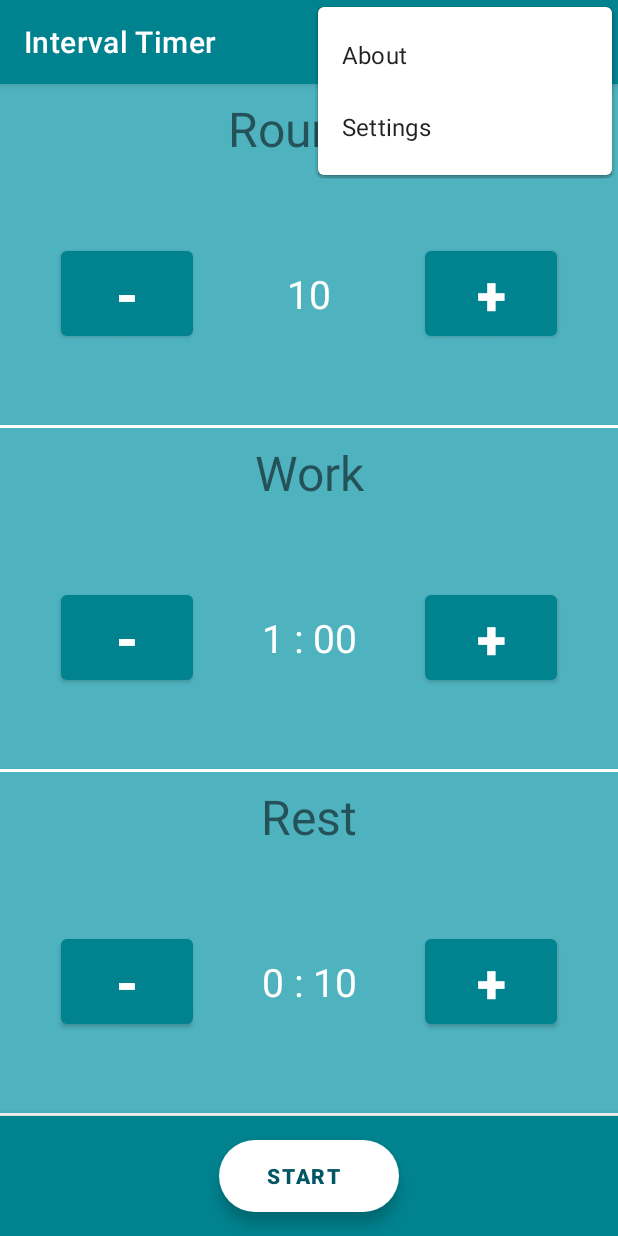
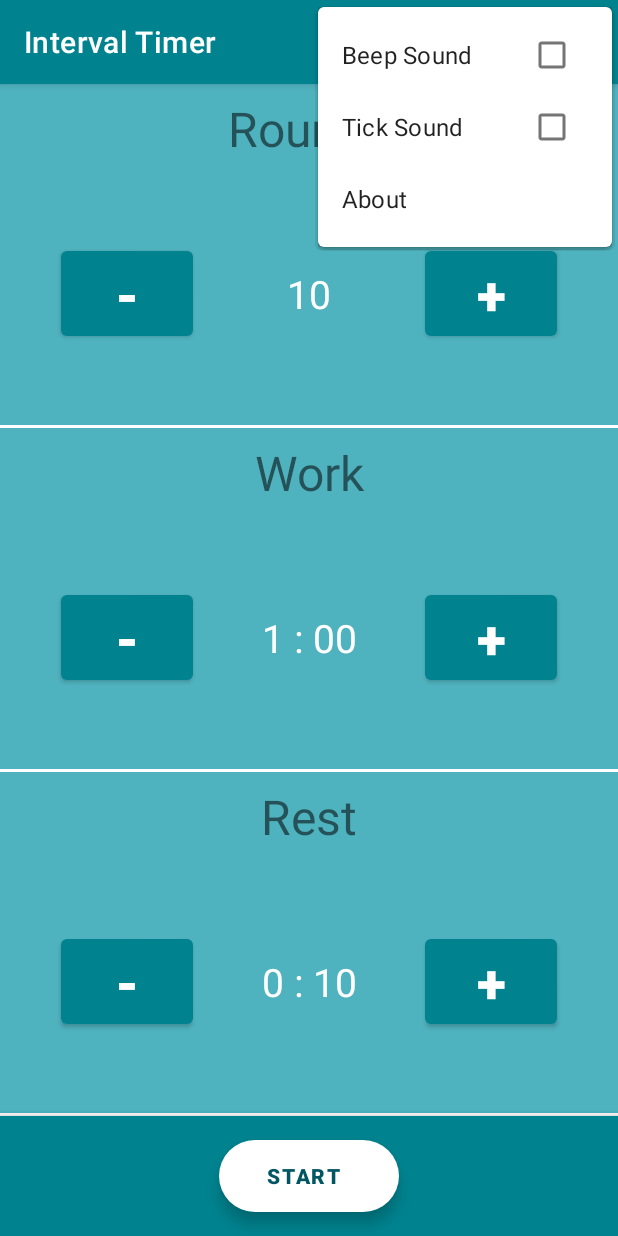
Before and after one commit to dnagelCS/Workout_Timer, an Android app: the screen it shows after launch (MainActivity), with the options menu open, on a phone screen of 412 x 824 dp. Run offline under Robolectric (Android 15) with nearby library versions, the phone set to English and light mode, and no system bars; 2 statements that could not run were skipped.

Commit message:
attempt at adding toggle items

```diff
--- a/app/src/main/java/com/example/workout_timer/activities/MainActivity.java
+++ b/app/src/main/java/com/example/workout_timer/activities/MainActivity.java
@@ -2,6 +2,7 @@ package com.example.workout_timer.activities;
 
 import android.annotation.SuppressLint;
 import android.content.Intent;
+import android.content.SharedPreferences;
 import android.os.Bundle;
 
 import com.example.workout_timer.R;
@@ -13,6 +14,7 @@ import static java.lang.String.format;
 
 import com.google.android.material.floatingactionbutton.ExtendedFloatingActionButton;
 
+import androidx.annotation.NonNull;
 import androidx.appcompat.app.AppCompatActivity;
 import androidx.appcompat.widget.Toolbar;
 
@@ -31,15 +33,82 @@ public class MainActivity extends AppCompatActivity {
     private TextView mTv_setNumRounds;
     private int rounds;
 
+    private SharedPreferences sharedPreferences;
+
+    private boolean mPrefBeepSound, mPrefTickSound;
+    private String mKeyBeepSound, mKeyTickSound;
+    private MenuItem beepSound = findViewById(R.id.beep_sound);
+    private MenuItem tickSound = findViewById(R.id.tick_sound);
+
+    @Override
+    protected void onSaveInstanceState(@NonNull Bundle outState) {
+        super.onSaveInstanceState(outState);
+        outState.putBoolean(mKeyBeepSound, mPrefBeepSound);
+        outState.putBoolean(mKeyTickSound, mPrefTickSound);
+    }
+
+    @Override
+    protected void onStop() {
+        super.onStop();
+        saveToSharedPref();
+    }
+
+    private void saveToSharedPref() {
+        SharedPreferences.Editor editor = this.sharedPreferences.edit();
+        editor.clear();
+        editor.putBoolean(mKeyBeepSound, mPrefBeepSound);
+        editor.putBoolean(mKeyTickSound, mPrefTickSound);
+        editor.apply();
+    }
+
     @Override
     protected void onCreate(Bundle savedInstanceState) {
         super.onCreate(savedInstanceState);
         setContentView(R.layout.activity_main);
+        setupToolbar();
+        setUpFAB();
+        setFieldsToResValues();
+        setUpDisplay();
+    }
+
+    private void setupToolbar() {
         Toolbar toolbar = findViewById(R.id.toolbar);
         setSupportActionBar(toolbar);
+    }
 
-        setUpFAB();
-        setUpDisplay();
+    private void setUpFAB() {
+        ExtendedFloatingActionButton fab = findViewById(R.id.startButton);
+        fab.setOnClickListener(view -> {
+            //go to the TimerActivity now
+            Intent intent = new Intent(getApplicationContext(), TimerActivity.class);
+            intent.putExtra("ROUNDS", rounds);
+            intent.putExtra("REST_TIME", restTime);
+            intent.putExtra("WORK_TIME", workTime);
+            startActivity(intent);
+        });
+    }
+
+    private void setFieldsToResValues() {
+        mKeyBeepSound = getString(R.string.beep_sound);
+        mKeyTickSound = getString(R.string.tick_sound);
+    }
+
+    /**
+     * display that allows user to enter input
+     */
+    private void setUpDisplay() {
+        //mWorkTimer = new WorkTimer(DEFAULT_WORK_MILS, COUNTDOWN_TIMER_INTERVAL_MILS);
+        workTime = DEFAULT_WORK_MILS;
+        restTime = DEFAULT_REST_MILS;
+        rounds = DEFAULT_ROUNDS;
+
+        mTv_setWork = findViewById(R.id.workQuantity);
+        mTv_setRest = findViewById(R.id.restQuantity);
+        mTv_setNumRounds = findViewById(R.id.setsQuantity);
+
+        displayWorkTimerQuantity();
+        displayRestTimerQuantity();
+        displayRounds();
     }
 
     @Override
@@ -50,26 +119,28 @@ public class MainActivity extends AppCompatActivity {
     }
 
     @Override
-    public boolean onOptionsItemSelected(MenuItem item) {
-        // Handle action bar item clicks here. The action bar will
-        // automatically handle clicks on the Home/Up button, so long
-        // as you specify a parent activity in AndroidManifest.xml.
+    public boolean onOptionsItemSelected(@NonNull MenuItem item) {
         int id = item.getItemId();
 
-        //noinspection SimplifiableIfStatement
-        switch (id) {
-            case R.id.action_settings:
-                showSettings();
-                return true;
-            case R.id.action_about:
-                showAbout();
-                return true;
+        if (id == R.id.beep_sound) {
+            toggleMenuItems();
+            mPrefBeepSound = item.isChecked();
+            return true;
+        } else if (id == R.id.tick_sound) {
+            toggleMenuItems();
+            mPrefTickSound = item.isChecked();
+            return true;
+        } else if (id == R.id.action_about) {
+            showAbout();
+            return true;
         }
 
         return super.onOptionsItemSelected(item);
     }
 
-    private void showSettings() {
+    private void toggleMenuItems() {
+        beepSound.setChecked(!beepSound.isChecked());
+        tickSound.setChecked(!tickSound.isChecked());
     }
 
     private void showAbout() {
@@ -106,36 +177,6 @@ public class MainActivity extends AppCompatActivity {
         displayRestTimerQuantity();
     }
 
-    private void setUpFAB() {
-        ExtendedFloatingActionButton fab = findViewById(R.id.startButton);
-        fab.setOnClickListener(view -> {
-            //go to the TimerActivity now
-            Intent intent = new Intent(getApplicationContext(), TimerActivity.class);
-            intent.putExtra("ROUNDS", rounds);
-            intent.putExtra("REST_TIME", restTime);
-            intent.putExtra("WORK_TIME", workTime);
-            startActivity(intent);
-        });
-    }
-
-    /**
-     * display that allows user to enter input
-     */
-    private void setUpDisplay() {
-        //mWorkTimer = new WorkTimer(DEFAULT_WORK_MILS, COUNTDOWN_TIMER_INTERVAL_MILS);
-        workTime = DEFAULT_WORK_MILS;
-        restTime = DEFAULT_REST_MILS;
-        rounds = DEFAULT_ROUNDS;
-
-        mTv_setWork = findViewById(R.id.workQuantity);
-        mTv_setRest = findViewById(R.id.restQuantity);
-        mTv_setNumRounds = findViewById(R.id.setsQuantity);
-
-        displayWorkTimerQuantity();
-        displayRestTimerQuantity();
-        displayRounds();
-    }
-
     @SuppressLint("DefaultLocale")
     private void displayRounds() {
         mTv_setNumRounds.setText(format("%d", rounds));
--- a/app/src/main/java/com/example/workout_timer/activities/TimerActivity.java
+++ b/app/src/main/java/com/example/workout_timer/activities/TimerActivity.java
@@ -6,6 +6,7 @@ import androidx.appcompat.app.AppCompatActivity;
 
 import android.annotation.SuppressLint;
 import android.content.Intent;
+import android.media.MediaPlayer;
 import android.os.Bundle;
 import android.view.MenuItem;
 import android.view.View;
@@ -26,6 +27,9 @@ public class TimerActivity extends AppCompatActivity {
     private TextView mTv_work;
     private TextView mTv_rest;
     private  TextView mTv_rounds;
+
+    private MediaPlayer mpBeep;
+    private MediaPlayer mpTick;
 
     @Override
     protected void onCreate(Bundle savedInstanceState) {
--- a/app/src/main/res/menu/menu_main.xml
+++ b/app/src/main/res/menu/menu_main.xml
@@ -1,14 +1,25 @@
+<?xml version="1.0"?>
+
 <menu xmlns:android="http://schemas.android.com/apk/res/android"
     xmlns:app="http://schemas.android.com/apk/res-auto"
     xmlns:tools="http://schemas.android.com/tools"
     tools:context="com.example.workout_timer.activities.MainActivity">
+
     <item
-        android:id="@+id/action_settings"
-        android:orderInCategory="100"
-        android:title="@string/action_settings"
+        android:id="@+id/beep_sound"
+        android:checkable="true"
+        android:title="@string/beep_sound"
         app:showAsAction="never" />
+
+    <item
+        android:id="@+id/tick_sound"
+        android:checkable="true"
+        android:title="@string/tick_sound"
+        app:showAsAction="never" />
+
     <item
         android:id="@+id/action_about"
         android:title="@string/about"
         app:showAsAction="never" />
+
 </menu>
--- a/app/src/main/res/values/strings.xml
+++ b/app/src/main/res/values/strings.xml
@@ -1,6 +1,5 @@
 <resources>
     <string name="app_name">Interval Timer</string>
-    <string name="action_settings">Settings</string>
     <!-- Strings used for fragments for navigation -->
     <string name="next">Next</string>
     <string name="previous">Previous</string>
@@ -22,4 +21,6 @@
     <string name="text_paused_timer">Paused</string>
     <string name="about">About</string>
     <string name="about_message">Interval Timer Application created by\nRachel Gutmann and Devora Nagel</string>
+    <string name="beep_sound">Beep Sound</string>
+    <string name="tick_sound">Tick Sound</string>
 </resources>
```
Also changed, not shown: 2 other files.
